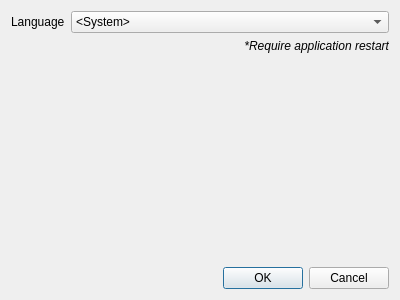
Qt form src/qt/settingswindow.ui (mentaljam/MSUProj) before a commit.
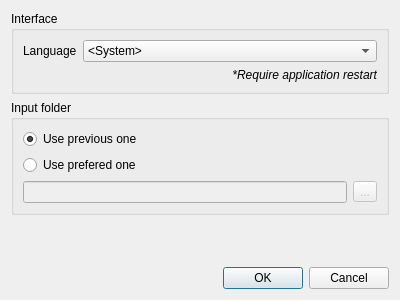
The same form after that commit. Icons and pictures are not drawn.

Commit message:
Load input folder path
Add: An option to open file dialogs in a
- previously selected folder
- prefered folder

Update: Russian translation

Patch:
```diff
--- a/src/qt/settingswindow.ui
+++ b/src/qt/settingswindow.ui
@@ -10,6 +10,12 @@
     <height>300</height>
    </rect>
   </property>
+  <property name="minimumSize">
+   <size>
+    <width>400</width>
+    <height>300</height>
+   </size>
+  </property>
   <property name="windowTitle">
    <string>Settings</string>
   </property>
@@ -19,14 +25,17 @@
   </property>
   <layout class="QVBoxLayout" name="verticalLayout">
    <item>
-    <layout class="QFormLayout" name="formLayout">
-     <item row="0" column="0">
-      <widget class="QLabel" name="langLabel">
-       <property name="text">
-        <string>Language</string>
-       </property>
-      </widget>
-     </item>
+    <widget class="QGroupBox" name="languageBox">
+     <property name="sizePolicy">
+      <sizepolicy hsizetype="Preferred" vsizetype="Fixed">
+       <horstretch>0</horstretch>
+       <verstretch>0</verstretch>
+      </sizepolicy>
+     </property>
+     <property name="title">
+      <string>Interface</string>
+     </property>
+     <layout class="QFormLayout" name="formLayout_2">
      <item row="0" column="1">
       <widget class="QComboBox" name="langBox">
        <item>
@@ -51,17 +60,96 @@
        </property>
       </widget>
      </item>
-    </layout>
+      <item row="0" column="0">
+       <widget class="QLabel" name="langLabel">
+        <property name="text">
+         <string>Language</string>
+        </property>
+       </widget>
+      </item>
+     </layout>
+    </widget>
+   </item>
+   <item>
+    <widget class="QGroupBox" name="inputDirBox">
+     <property name="sizePolicy">
+      <sizepolicy hsizetype="Preferred" vsizetype="Fixed">
+       <horstretch>0</horstretch>
+       <verstretch>0</verstretch>
+      </sizepolicy>
+     </property>
+     <property name="toolTip">
+      <string>A start path for file selection dialogs</string>
+     </property>
+     <property name="title">
+      <string>Input folder</string>
+     </property>
+     <layout class="QVBoxLayout" name="verticalLayout_2">
+      <item>
+       <widget class="QRadioButton" name="preferedPreviousButton">
+        <property name="toolTip">
+         <string>Use a previously selected folder</string>
+        </property>
+        <property name="text">
+         <string>Use previous one</string>
+        </property>
+        <property name="checked">
+         <bool>true</bool>
+        </property>
+       </widget>
+      </item>
+      <item>
+       <widget class="QRadioButton" name="inputPathPreferedButton">
+        <property name="toolTip">
+         <string>Use a prefered folder</string>
+        </property>
+        <property name="text">
+         <string>Use prefered one</string>
+        </property>
+       </widget>
+      </item>
+      <item>
+       <layout class="QHBoxLayout" name="inputPath">
+        <item>
+         <widget class="QLineEdit" name="inputPathEdit">
+          <property name="enabled">
+           <bool>false</bool>
+          </property>
+          <property name="toolTip">
+           <string>Prefered input path</string>
+          </property>
+         </widget>
+        </item>
+        <item>
+         <widget class="QToolButton" name="inputPathButton">
+          <property name="enabled">
+           <bool>false</bool>
+          </property>
+          <property name="toolTip">
+           <string>Select prefered input folder</string>
+          </property>
+          <property name="text">
+           <string notr="true">...</string>
+          </property>
+         </widget>
+        </item>
+       </layout>
+      </item>
+     </layout>
+    </widget>
    </item>
    <item>
     <spacer name="verticalSpacer">
      <property name="orientation">
       <enum>Qt::Vertical</enum>
      </property>
+     <property name="sizeType">
+      <enum>QSizePolicy::Expanding</enum>
+     </property>
      <property name="sizeHint" stdset="0">
       <size>
-       <width>17</width>
-       <height>118</height>
+       <width>0</width>
+       <height>0</height>
       </size>
      </property>
     </spacer>
```
Left out of the diff: 2 changed lines with no effect on the pictures. Lines whose indentation alone changed are shown as unchanged. The commit also changes 6 other files.
